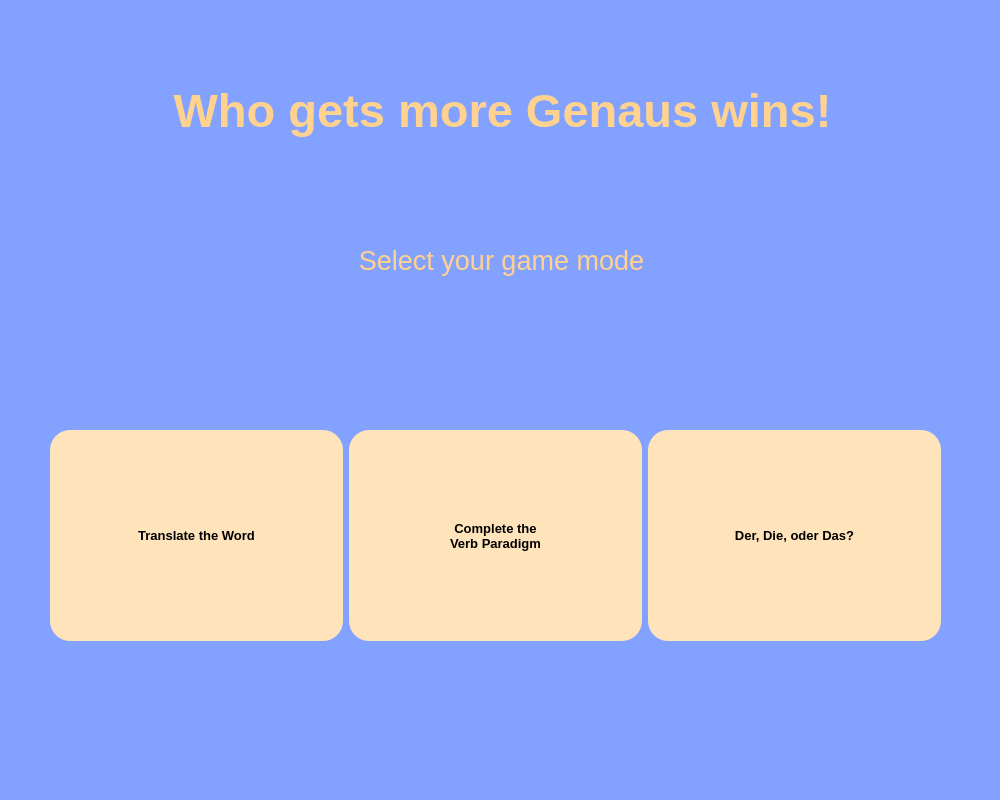
fra3597/my_german_game, file game_view/frontend/select_game_mode.ui: the form before one commit.
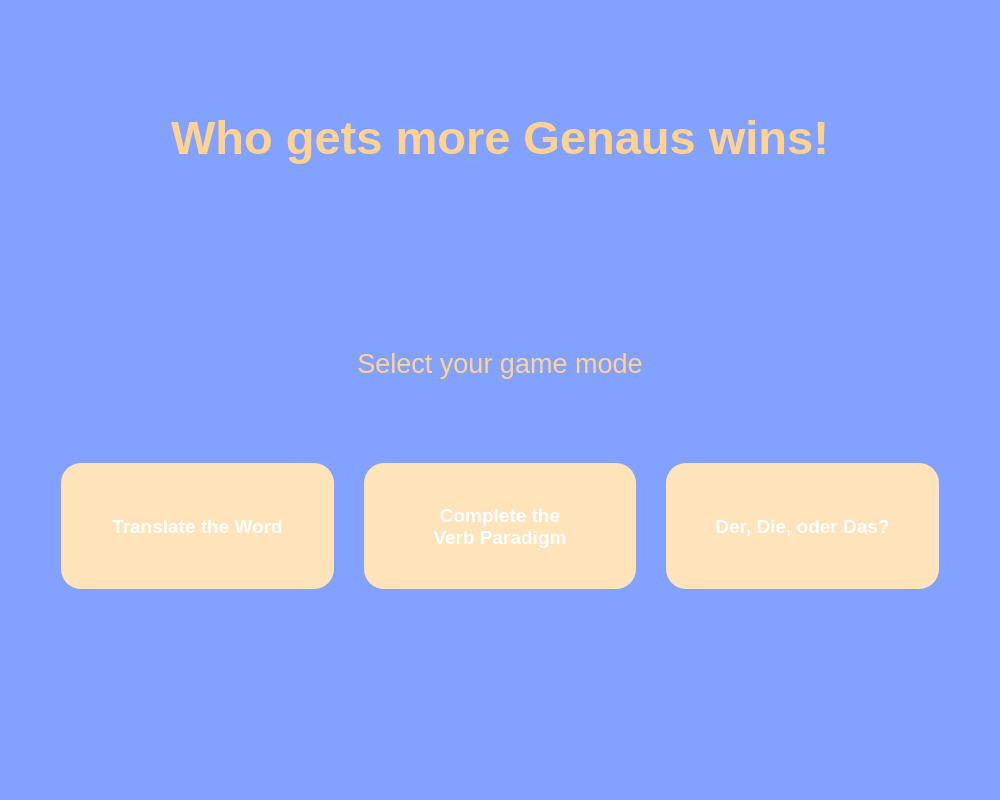
The form after the commit. Icons and pictures are not drawn.

What changed in the file:
```diff
--- a/game_view/frontend/select_game_mode.ui
+++ b/game_view/frontend/select_game_mode.ui
@@ -16,17 +16,17 @@
      <colorrole role="WindowText">
       <brush brushstyle="SolidPattern">
        <color alpha="255">
-        <red>0</red>
-        <green>0</green>
-        <blue>0</blue>
+        <red>255</red>
+        <green>255</green>
+        <blue>255</blue>
        </color>
       </brush>
      </colorrole>
      <colorrole role="Button">
       <brush brushstyle="SolidPattern">
        <color alpha="255">
-        <red>255</red>
-        <green>255</green>
+        <red>131</red>
+        <green>162</green>
         <blue>255</blue>
        </color>
       </brush>
@@ -70,9 +70,9 @@
      <colorrole role="Text">
       <brush brushstyle="SolidPattern">
        <color alpha="255">
-        <red>0</red>
-        <green>0</green>
-        <blue>0</blue>
+        <red>255</red>
+        <green>255</green>
+        <blue>255</blue>
        </color>
       </brush>
      </colorrole>
@@ -88,17 +88,17 @@
      <colorrole role="ButtonText">
       <brush brushstyle="SolidPattern">
        <color alpha="255">
-        <red>0</red>
-        <green>0</green>
-        <blue>0</blue>
+        <red>255</red>
+        <green>255</green>
+        <blue>255</blue>
        </color>
       </brush>
      </colorrole>
      <colorrole role="Base">
       <brush brushstyle="SolidPattern">
        <color alpha="255">
-        <red>255</red>
-        <green>255</green>
+        <red>131</red>
+        <green>162</green>
         <blue>255</blue>
        </color>
       </brush>
@@ -106,8 +106,8 @@
      <colorrole role="Window">
       <brush brushstyle="SolidPattern">
        <color alpha="255">
-        <red>255</red>
-        <green>255</green>
+        <red>131</red>
+        <green>162</green>
         <blue>255</blue>
        </color>
       </brush>
@@ -153,17 +153,17 @@
      <colorrole role="WindowText">
       <brush brushstyle="SolidPattern">
        <color alpha="255">
-        <red>0</red>
-        <green>0</green>
-        <blue>0</blue>
+        <red>255</red>
+        <green>255</green>
+        <blue>255</blue>
        </color>
       </brush>
      </colorrole>
      <colorrole role="Button">
       <brush brushstyle="SolidPattern">
        <color alpha="255">
-        <red>255</red>
-        <green>255</green>
+        <red>131</red>
+        <green>162</green>
         <blue>255</blue>
        </color>
       </brush>
@@ -207,9 +207,9 @@
      <colorrole role="Text">
       <brush brushstyle="SolidPattern">
        <color alpha="255">
-        <red>0</red>
-        <green>0</green>
-        <blue>0</blue>
+        <red>255</red>
+        <green>255</green>
+        <blue>255</blue>
        </color>
       </brush>
      </colorrole>
@@ -225,17 +225,17 @@
      <colorrole role="ButtonText">
       <brush brushstyle="SolidPattern">
        <color alpha="255">
-        <red>0</red>
-        <green>0</green>
-        <blue>0</blue>
+        <red>255</red>
+        <green>255</green>
+        <blue>255</blue>
        </color>
       </brush>
      </colorrole>
      <colorrole role="Base">
       <brush brushstyle="SolidPattern">
        <color alpha="255">
-        <red>255</red>
-        <green>255</green>
+        <red>131</red>
+        <green>162</green>
         <blue>255</blue>
        </color>
       </brush>
@@ -243,8 +243,8 @@
      <colorrole role="Window">
       <brush brushstyle="SolidPattern">
        <color alpha="255">
-        <red>255</red>
-        <green>255</green>
+        <red>131</red>
+        <green>162</green>
         <blue>255</blue>
        </color>
       </brush>
@@ -290,17 +290,17 @@
      <colorrole role="WindowText">
       <brush brushstyle="SolidPattern">
        <color alpha="255">
-        <red>127</red>
-        <green>127</green>
-        <blue>127</blue>
+        <red>255</red>
+        <green>255</green>
+        <blue>255</blue>
        </color>
       </brush>
      </colorrole>
      <colorrole role="Button">
       <brush brushstyle="SolidPattern">
        <color alpha="255">
-        <red>255</red>
-        <green>255</green>
+        <red>131</red>
+        <green>162</green>
         <blue>255</blue>
        </color>
       </brush>
@@ -344,9 +344,9 @@
      <colorrole role="Text">
       <brush brushstyle="SolidPattern">
        <color alpha="255">
-        <red>127</red>
-        <green>127</green>
-        <blue>127</blue>
+        <red>255</red>
+        <green>255</green>
+        <blue>255</blue>
        </color>
       </brush>
      </colorrole>
@@ -362,17 +362,17 @@
      <colorrole role="ButtonText">
       <brush brushstyle="SolidPattern">
        <color alpha="255">
-        <red>127</red>
-        <green>127</green>
-        <blue>127</blue>
+        <red>255</red>
+        <green>255</green>
+        <blue>255</blue>
        </color>
       </brush>
      </colorrole>
      <colorrole role="Base">
       <brush brushstyle="SolidPattern">
        <color alpha="255">
-        <red>255</red>
-        <green>255</green>
+        <red>131</red>
+        <green>162</green>
         <blue>255</blue>
        </color>
       </brush>
@@ -380,8 +380,8 @@
      <colorrole role="Window">
       <brush brushstyle="SolidPattern">
        <color alpha="255">
-        <red>255</red>
-        <green>255</green>
+        <red>131</red>
+        <green>162</green>
         <blue>255</blue>
        </color>
       </brush>
@@ -432,30 +432,61 @@
    <iconset>
     <normaloff>../../../../../Downloads/icona_gioco.png</normaloff>../../../../../Downloads/icona_gioco.png</iconset>
   </property>
-  <widget class="QWidget" name="widget" native="true">
-   <property name="geometry">
-    <rect>
-     <x>0</x>
-     <y>0</y>
-     <width>1000</width>
-     <height>800</height>
-    </rect>
-   </property>
    <property name="styleSheet">
-    <string notr="true">QWidget#widget {
+   <string notr="true">QWidget {
 	background-color: #83A2FF;
 	color: #FFFFFF;
 }</string>
    </property>
+  <layout class="QVBoxLayout" name="verticalLayout_2">
+   <item>
+    <layout class="QVBoxLayout" name="verticalLayout" stretch="4,3,2">
+     <property name="leftMargin">
+      <number>50</number>
+     </property>
+     <property name="rightMargin">
+      <number>50</number>
+     </property>
+     <property name="bottomMargin">
+      <number>200</number>
+     </property>
+     <item>
+      <widget class="QLabel" name="welcome_game_label">
+       <property name="sizePolicy">
+        <sizepolicy hsizetype="Expanding" vsizetype="Expanding">
+         <horstretch>1</horstretch>
+         <verstretch>1</verstretch>
+        </sizepolicy>
+       </property>
+       <property name="font">
+        <font>
+         <pointsize>35</pointsize>
+         <weight>75</weight>
+         <bold>true</bold>
+        </font>
+       </property>
+       <property name="styleSheet">
+        <string notr="true">border-radius: 50%; /* Makes the label circular */
+border: 2px solid #000000; /* Border color and width */
+padding: 10px; /* Adjust padding as needed */
+background-color: #83A2FF;
+color: #FFD28F;
+border: none;
+</string>
+       </property>
+       <property name="text">
+        <string>Who gets more Genaus wins!</string>
+       </property>
+       <property name="alignment">
+        <set>Qt::AlignCenter</set>
+       </property>
+       <property name="wordWrap">
+        <bool>true</bool>
+       </property>
+      </widget>
+     </item>
+     <item>
    <widget class="QLabel" name="label">
-    <property name="geometry">
-     <rect>
-      <x>1</x>
-      <y>210</y>
-      <width>1001</width>
-      <height>101</height>
-     </rect>
-    </property>
     <property name="sizePolicy">
      <sizepolicy hsizetype="Expanding" vsizetype="Expanding">
       <horstretch>1</horstretch>
@@ -489,57 +520,12 @@
      <set>Qt::AlignCenter</set>
     </property>
    </widget>
-   <widget class="QLabel" name="welcome_game_label">
-    <property name="geometry">
-     <rect>
-      <x>2</x>
-      <y>20</y>
-      <width>1001</width>
-      <height>181</height>
-     </rect>
-    </property>
-    <property name="sizePolicy">
-     <sizepolicy hsizetype="Expanding" vsizetype="Expanding">
-      <horstretch>1</horstretch>
-      <verstretch>1</verstretch>
-     </sizepolicy>
-    </property>
-    <property name="font">
-     <font>
-      <pointsize>35</pointsize>
-      <weight>75</weight>
-      <bold>true</bold>
-     </font>
-    </property>
-    <property name="styleSheet">
-     <string notr="true">border-radius: 50%; /* Makes the label circular */
-border: 2px solid #000000; /* Border color and width */
-padding: 10px; /* Adjust padding as needed */
-background-color: #83A2FF;
-color: #FFD28F;
-border: none;
-</string>
-    </property>
-    <property name="text">
-     <string>Who gets more Genaus wins!</string>
-    </property>
-    <property name="alignment">
-     <set>Qt::AlignCenter</set>
-    </property>
-    <property name="wordWrap">
-     <bool>true</bool>
-    </property>
-   </widget>
-   <widget class="QWidget" name="horizontalLayoutWidget">
-    <property name="geometry">
-     <rect>
-      <x>50</x>
-      <y>430</y>
-      <width>891</width>
-      <height>211</height>
-     </rect>
-    </property>
-    <layout class="QHBoxLayout" name="horizontalLayout">
+     </item>
+     <item>
+      <layout class="QHBoxLayout" name="horizontalLayout" stretch="1,1,1">
+       <property name="spacing">
+        <number>30</number>
+       </property>
      <item>
       <widget class="QPushButton" name="translate_mode_button">
        <property name="sizePolicy">
@@ -550,7 +536,7 @@
        </property>
        <property name="font">
         <font>
-         <pointsize>10</pointsize>
+           <pointsize>14</pointsize>
          <weight>75</weight>
          <italic>false</italic>
          <bold>true</bold>
@@ -583,7 +569,7 @@
        </property>
        <property name="font">
         <font>
-         <pointsize>10</pointsize>
+           <pointsize>14</pointsize>
          <weight>75</weight>
          <italic>false</italic>
          <bold>true</bold>
@@ -617,7 +603,7 @@
        </property>
        <property name="font">
         <font>
-         <pointsize>10</pointsize>
+           <pointsize>14</pointsize>
          <weight>75</weight>
          <bold>true</bold>
         </font>
@@ -640,8 +626,10 @@
       </widget>
      </item>
     </layout>
-   </widget>
-  </widget>
+     </item>
+    </layout>
+   </item>
+  </layout>
  </widget>
  <resources/>
  <connections/>
```
Lines whose indentation alone changed are shown as unchanged.
